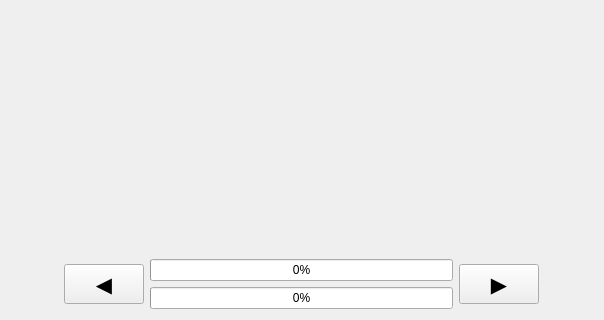
First picture: the form in geest/ui/project_setup_progress_panel_base.ui, repository worldbank/GEEST, before the edit; both pictures show x 0 to 604 and y 618 to 938 of the 604 by 938 pixel window.
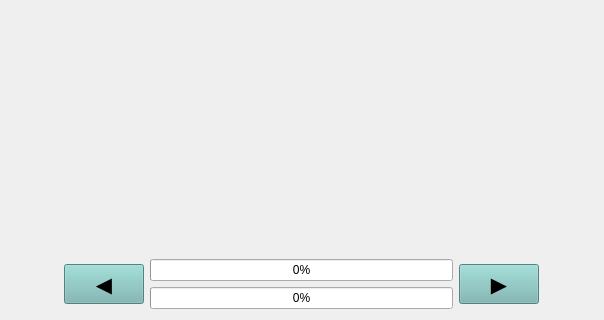
Second picture: the form after the edit. Icons and pictures are not drawn.

Commit message: Set background color of widgets

```diff
--- a/geest/ui/project_setup_progress_panel_base.ui
+++ b/geest/ui/project_setup_progress_panel_base.ui
@@ -82,6 +82,9 @@
          <pointsize>16</pointsize>
         </font>
        </property>
+       <property name="styleSheet">
+        <string notr="true">background-color: rgba(118, 182, 178, 255);</string>
+       </property>
        <property name="text">
         <string>◀️</string>
        </property>
@@ -125,6 +128,9 @@
          <pointsize>16</pointsize>
         </font>
        </property>
+       <property name="styleSheet">
+        <string notr="true">background-color: rgba(118, 182, 178, 255);</string>
+       </property>
        <property name="text">
         <string>▶️</string>
        </property>
```
The commit also changes 7 other files.
